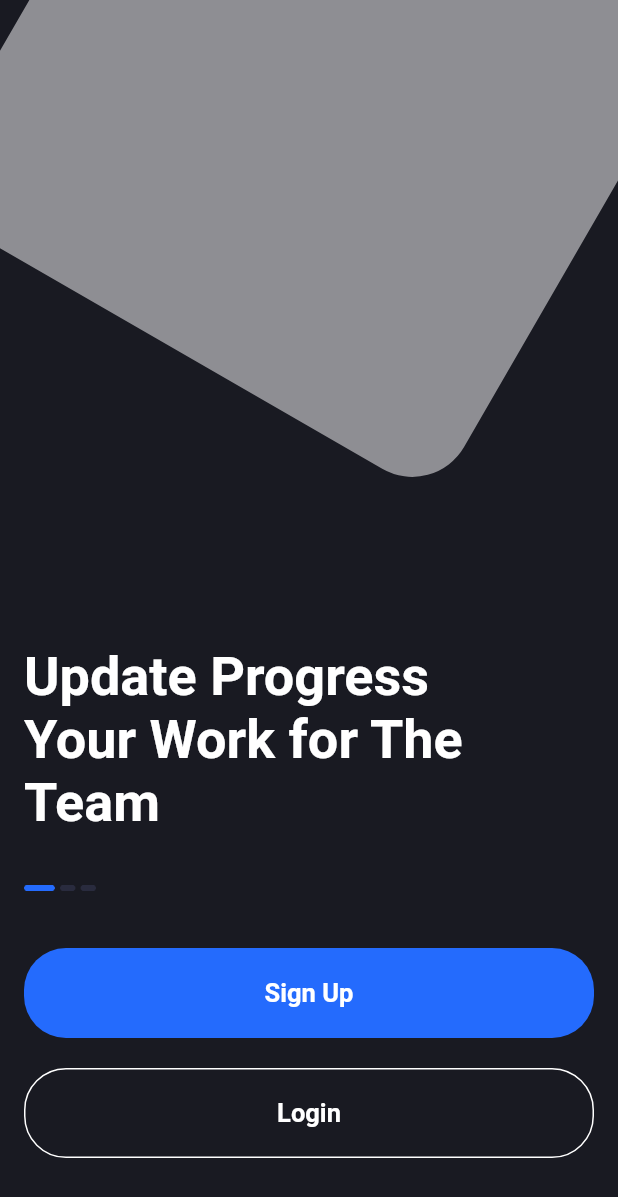
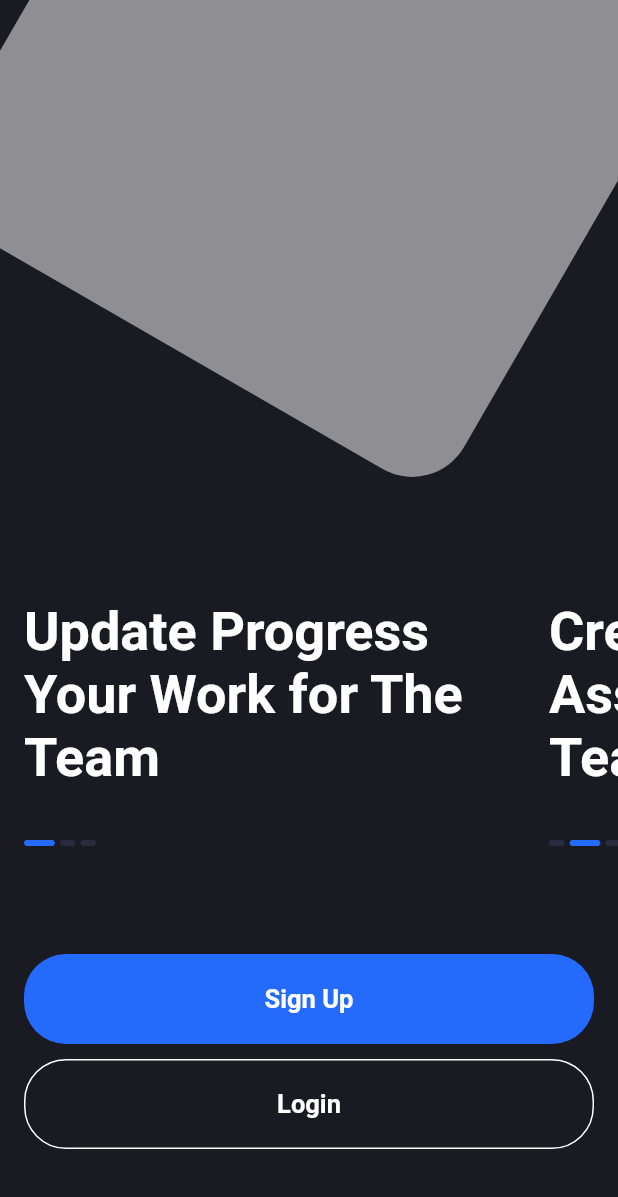
Before and after one commit to Somrat-H/Task-Management-Mobile-App-UI, a Flutter app: the OnBoarding1 screen opened directly, on a phone screen of 412 x 824 dp. Shown: the top 1197 px of the screen. Run offline on Flutter 3.47's test engine with Material 2 defaults, Android fonts, the phone set to English and light mode, and no system bars; Roboto replaces fonts that are missing (Hind).

Commit message:
done and modify something

```diff
--- a/lib/ui/on_boarding1.dart
+++ b/lib/ui/on_boarding1.dart
@@ -1,12 +1,13 @@
 import 'package:flutter/material.dart';
-import 'package:flutter_svg/flutter_svg.dart';
-import 'package:somrat/%20widget/custom_button.dart';
-import 'package:somrat/%20widget/myStyle.dart';
+
+import 'package:somrat/ widget/custom_button.dart';
+import 'package:somrat/ widget/myStyle.dart';
 import 'package:somrat/ui/login.dart';
 import 'package:somrat/ui/on_boarding2.dart';
 class OnBoarding1 extends StatelessWidget {
-  const OnBoarding1({Key? key}) : super(key: key);
-
+  OnBoarding1({Key? key}) : super(key: key);
+  List<String> data = ['Update Progress\nYour Work for The\nTeam', 'Create a Task and\nAssign it to Your\nTeam Members', 'Get Notified when\nyou Get a New\nAssignment'];
+  List<String> img = ['assets/Slider_1.png', 'assets/Slider_2.png', 'assets/Slider_3.png' ];
   @override
   Widget build(BuildContext context) {
 
@@ -44,41 +45,67 @@ class OnBoarding1 extends StatelessWidget {
             ),
 
 
+            // SizedBox(height: 30,),
 
-            SizedBox(height: 30,),
+            // Container(
+            //   height: 200,
+            //   width: double.infinity,
+            //   color: Colors.red,
+            //   child: ListView.builder(
+            //      shrinkWrap: true,
+            //       scrollDirection: Axis.horizontal,
+            //       itemCount: 3,
+            //       itemBuilder: (_, index){
+            //     return Container(
+            //       width: 380,
+            //       child: Column(
+            //         children: [
+            //           Text('lkdfjakldsjf'),
+            //           Text('adkfjadjkf'),
+            //         ],
+            //       ),
+            //     );
+            //   }),
+            // ),
+            Container(
 
-
-
-
+              height: 200,
+              width: double.infinity,
+              child: ListView.builder(
+                shrinkWrap: true,
+                  scrollDirection: Axis.horizontal,
+                  itemCount: img.length,
+                  itemBuilder: (_, index){
+                return SizedBox(
+                  height: 200,
+                  width: 350,
+                  child: Column(
+                    crossAxisAlignment: CrossAxisAlignment.start,
+                    children: [
                     Padding(padding: EdgeInsets.only(left: 16, right: 16),
-              child:  myStyle('Update Progress\nYour Work for The\nTeam', 36, Colors.white, FontWeight.w700),
+                      child:  myStyle(data[index], 36, Colors.white, FontWeight.w700),
                     ),
                     Padding(padding:  EdgeInsets.only(left: 16, right: 16, top: 32),
-              child:  InkWell(
-
-
-                  onTap: (){
-
-    Navigator.push(context, MaterialPageRoute(builder: (_)=> OnBoarding2()));
-
-    },
-                child: Container(
+                      child:  Container(
                         height: 8,
                         width: 48,
                         decoration: BoxDecoration(
                             image: DecorationImage(
-                        image: AssetImage('assets/Slider_1.png',),
+                              image: AssetImage(img[index]),
                               // fit: BoxFit.fill,
                             )
                         ),
                       ),
                     ),
+                  ],),
+                );
+              }),
             ),
 
             Padding(padding: EdgeInsets.only(top: 36, left: 16, right: 16),
               child: customButton(60, double.infinity, Color(0xff246BFD), 28, myStyle('Sign Up', 17, Colors.white, FontWeight.w600)),
             ),
-            SizedBox(height: 20,),
+            SizedBox(height: 10,),
             Padding(
               padding: const EdgeInsets.only(left: 16, right: 16),
 
--- a/lib/ui/signup.dart
+++ b/lib/ui/signup.dart
@@ -1,7 +1,7 @@
 import 'package:flutter/material.dart';
-import 'package:somrat/%20widget/custom_button.dart';
-import 'package:somrat/%20widget/custom_color.dart';
-import 'package:somrat/%20widget/myStyle.dart';
+import 'package:somrat/ widget//custom_button.dart';
+import 'package:somrat/ widget/custom_color.dart';
+import 'package:somrat/ widget/myStyle.dart';
 import 'package:somrat/ui/login.dart';
 import 'package:somrat/ui/on_boarding3.dart';
 import 'package:somrat/ui/stepper1.dart';
--- a/lib/ui/splash_screen.dart
+++ b/lib/ui/splash_screen.dart
@@ -1,5 +1,5 @@
 import 'package:flutter/material.dart';
-import 'package:somrat/%20widget/myStyle.dart';
+import 'package:somrat/ widget/myStyle.dart';
 import 'package:somrat/ui/on_boarding1.dart';
 import 'package:somrat/ui/on_boarding2.dart';
 
--- a/pubspec.yaml
+++ b/pubspec.yaml
@@ -35,8 +35,8 @@ dependencies:
   # The following adds the Cupertino Icons font to your application.
   # Use with the CupertinoIcons class for iOS style icons.
   cupertino_icons: ^1.0.2
-  flutter_svg: ^2.0.6
-
+#  fast_barcode_scanner:
+#  flutter_barcode_scanner: ^2.0.0
 
 dev_dependencies:
   flutter_test:
```
Also changed, not shown: lib/ widget/demo_refresh_data.dart (added, +49 -0 lines), lib/ widget/uft_practice.dart (+165 -0 lines), lib/main.dart (+20 -1 lines), lib/ui/on_boarding2.dart (+5 -5 lines), lib/ui/on_boarding3.dart (+5 -5 lines), lib/ui/qrScanner/scanner.dart (added, +106 -0 lines), lib/ui/steeper3.dart (+3 -4 lines), pubspec.lock, 2 other files. Lines whose indentation alone changed are shown as unchanged.
